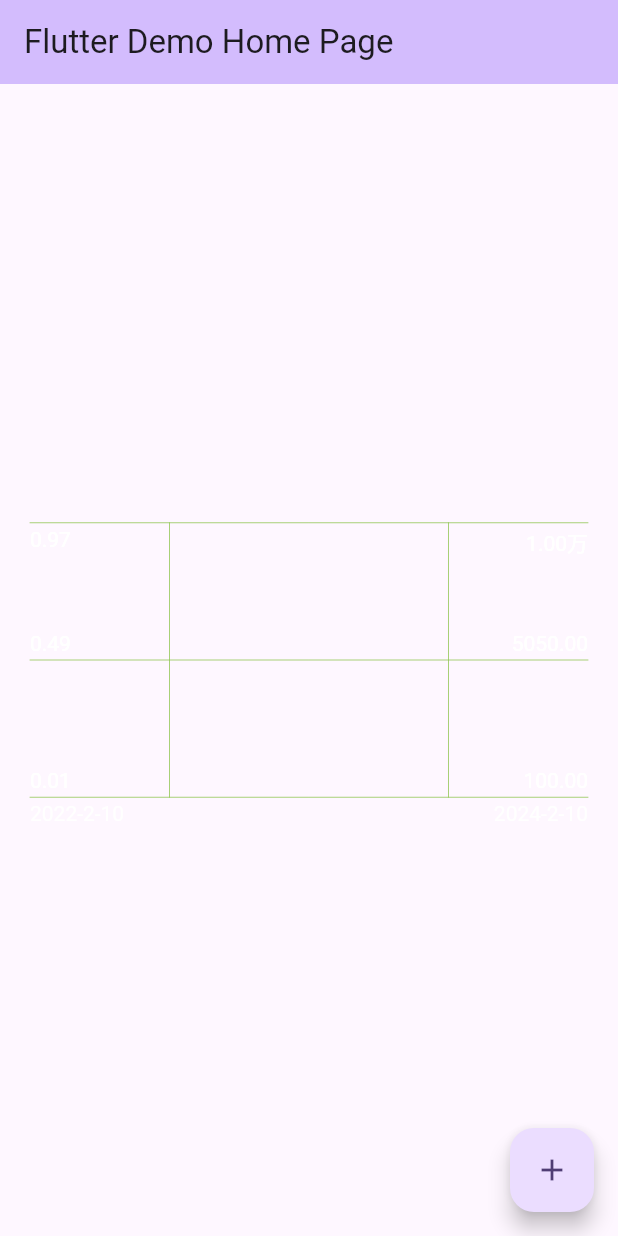
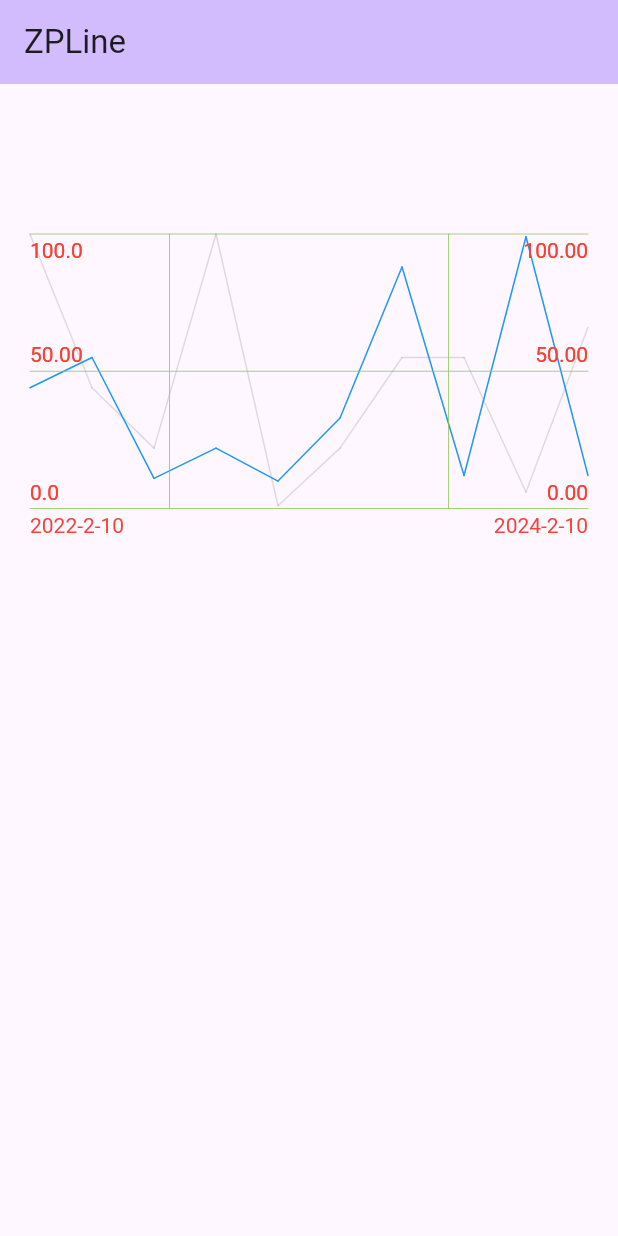
Before and after one commit to zpfate/flutter_k_chart, a Flutter app: the screen it shows after launch, on a phone screen of 412 x 824 dp. Run offline on Flutter 3.47's test engine with Material 3 defaults, Android fonts, the phone set to English and light mode, and no system bars; our stand-ins replace get.

Commit message:
feat: FlutterKChart绘制

```diff
--- a/lib/main.dart
+++ b/lib/main.dart
@@ -1,4 +1,5 @@
 import 'package:flutter/material.dart';
+import 'package:flutter_k_chart/root_logic.dart';
 import 'package:flutter_k_chart/zl_line_chart/zp_line_chart.dart';
 import 'package:flutter_k_chart/zl_line_chart/zp_line_style.dart';
 import 'package:get/get.dart';
@@ -13,7 +14,7 @@ class MyApp extends StatelessWidget {
   // This widget is the root of your application.
   @override
   Widget build(BuildContext context) {
-    return MaterialApp(
+    return GetMaterialApp(
       title: 'Flutter Demo',
       theme: ThemeData(
         // This is the theme of your application.
@@ -34,7 +35,7 @@ class MyApp extends StatelessWidget {
         colorScheme: ColorScheme.fromSeed(seedColor: Colors.deepPurple),
         useMaterial3: true,
       ),
-      home: const MyHomePage(title: 'Flutter Demo Home Page'),
+      home: const MyHomePage(title: 'ZPLine'),
     );
   }
 }
@@ -58,72 +59,47 @@ class MyHomePage extends StatefulWidget {
 }
 
 class _MyHomePageState extends State<MyHomePage> {
-  int _counter = 0;
 
-  void _incrementCounter() {
-    setState(() {
-      // This call to setState tells the Flutter framework that something has
-      // changed in this State, which causes it to rerun the build method below
-      // so that the display can reflect the updated values. If we changed
-      // _counter without calling setState(), then the build method would not be
-      // called again, and so nothing would appear to happen.
-      _counter++;
-    });
-  }
+  final rootLogic = Get.put(RootLogic());
 
   @override
   Widget build(BuildContext context) {
-    // This method is rerun every time setState is called, for instance as done
-    // by the _incrementCounter method above.
-    //
-    // The Flutter framework has been optimized to make rerunning build methods
-    // fast, so that you can just rebuild anything that needs updating rather
-    // than having to individually change instances of widgets.
+
+
     return Scaffold(
       appBar: AppBar(
-        // TRY THIS: Try changing the color here to a specific color (to
-        // Colors.amber, perhaps?) and trigger a hot reload to see the AppBar
-        // change color while the other colors stay the same.
         backgroundColor: Theme.of(context).colorScheme.inversePrimary,
-        // Here we take the value from the MyHomePage object that was created by
-        // the App.build method, and use it to set our appbar title.
         title: Text(widget.title),
       ),
       body: Center(
-        // Center is a layout widget. It takes a single child and positions it
-        // in the middle of the parent.
         child: Column(
-
-          mainAxisAlignment: MainAxisAlignment.center,
+          mainAxisAlignment: MainAxisAlignment.start,
           children: <Widget>[
+            const SizedBox(height: 100,),
           SizedBox(
           height: 183,
           width: Get.width - 40,
           child: ZpLineChart(
             start:  "2022-2-10",
             end:  "2024-2-10",
-            gridStyle: GridStyle(
+            gridStyle: const GridStyle(
                 show: true,
                 color: Colors.lightGreen,
                 width: 0.5
             ),
-            max: 0.97,
-            min: 0.01,
-            maxAmount: 10000,
-            minAmount: 100,
-            // labelStyle: LabelStyle(textStyle: BaseStyle.normal(11, EBColors.textC3)),
+            max: 100,
+            min: 0,
+            maxAmount: 100,
+            minAmount: 0,
+            labelStyle: const LabelStyle(textStyle: TextStyle(color: Colors.red)),
             data: [
-
+              rootLogic.line1,
+              rootLogic.line2
             ],
           ),
           )
           ],
         ),
-      ),
-      floatingActionButton: FloatingActionButton(
-        onPressed: _incrementCounter,
-        tooltip: 'Increment',
-        child: const Icon(Icons.add),
       ), // This trailing comma makes auto-formatting nicer for build methods.
     );
   }
--- /dev/null
+++ b/lib/root_logic.dart
@@ -0,0 +1,42 @@
+
+import 'package:flutter/material.dart';
+import 'package:flutter_k_chart/zl_line_chart/zp_line.dart';
+import 'package:flutter_k_chart/zl_line_chart/zp_line_style.dart';
+import 'package:flutter_k_chart/zl_line_chart/zp_spot.dart';
+import 'package:get/get.dart';
+
+class RootLogic extends GetxController {
+
+
+  ZpLine line1 = ZpLine(spots: [
+    ZpSpot(date: "2022-10-1", value: 100, amount: 1),
+    ZpSpot(date: "2022-10-1", value: 44, amount: 2),
+    ZpSpot(date: "2022-10-1", value: 22, amount: 100),
+    ZpSpot(date: "2022-10-1", value: 100, amount: 10),
+    ZpSpot(date: "2022-10-1", value: 1, amount: 66),
+    ZpSpot(date: "2022-10-1", value: 22, amount: 88),
+    ZpSpot(date: "2022-10-1", value: 55, amount: 34),
+    ZpSpot(date: "2022-10-1", value: 55, amount: 97),
+    ZpSpot(date: "2022-10-1", value: 6, amount: 100),
+    ZpSpot(date: "2022-10-1", value: 66, amount: 46),
+  ], lineStyle: const LineStyle(color: Colors.black12));
+
+  ZpLine line2 = ZpLine(spots: [ZpSpot(date: "2022-10-1", value: 44, amount: 13),
+    ZpSpot(date: "2022-10-1", value: 55, amount: 44),
+    ZpSpot(date: "2022-10-1", value: 11, amount: 88),
+    ZpSpot(date: "2022-10-1", value: 22, amount: 33),
+    ZpSpot(date: "2022-10-1", value: 10, amount: 9),
+    ZpSpot(date: "2022-10-1", value: 33, amount: 23),
+    ZpSpot(date: "2022-10-1", value: 88, amount: 78),
+    ZpSpot(date: "2022-10-1", value: 12, amount: 13),
+    ZpSpot(date: "2022-10-1", value: 99, amount: 100),
+    ZpSpot(date: "2022-10-1", value: 12, amount: 44)], lineStyle: const LineStyle(color: Colors.blue));
+
+
+
+  void initData() {
+
+  }
+
+
+}
```
Also changed, not shown: 3 other files.
